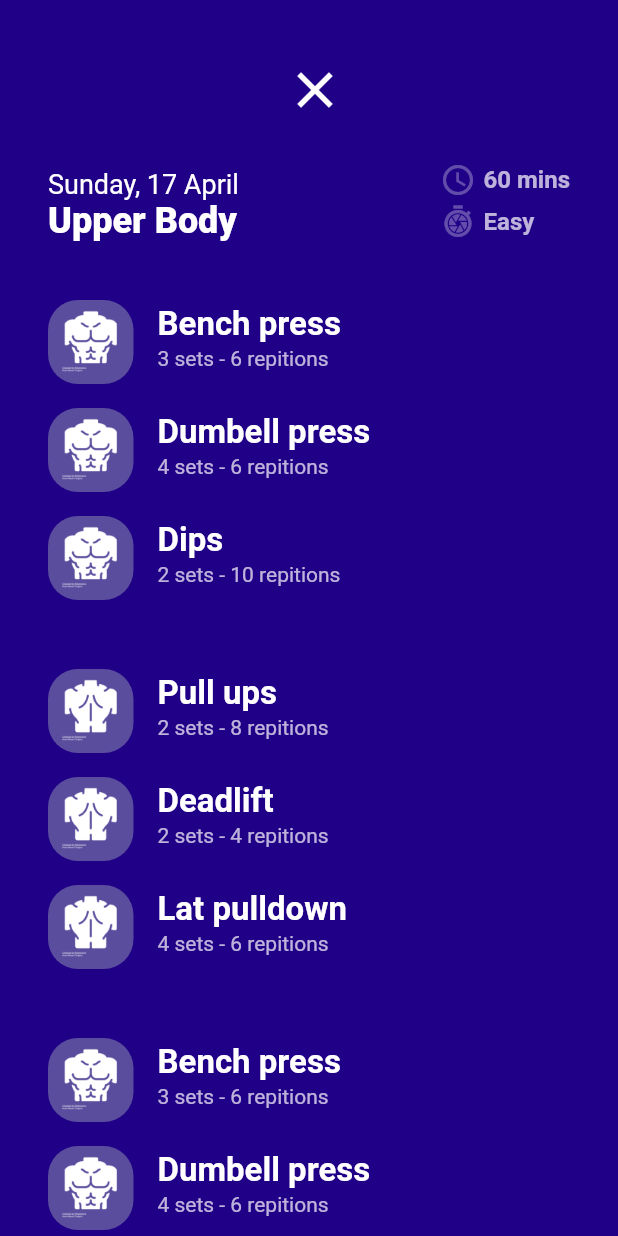
After one commit to ReshamPatkar/womenopedia1, a Flutter app: the WorkoutScreen screen opened by its route, on a phone screen of 412 x 824 dp. The commit adds this screen. Run offline on Flutter 3.47's test engine with Material 2 defaults, Android fonts, the phone set to English and light mode, and no system bars; our stand-ins replace firebase_auth, firebase_core, flutter_spinkit, flutter_svg, intro_slider, table_calendar; missing offline and left inert: carousel_select_widget, petra; accounts and stored records are empty.

Commit message:
WorkoutScreen added

```diff
--- a/lib/Screens/medit_home_screen.dart
+++ b/lib/Screens/medit_home_screen.dart
@@ -2,6 +2,7 @@ import 'package:flutter/material.dart';
 import 'package:flutter_svg/svg.dart';
 import 'package:womenopedia1/Screens/DietRec.dart';
 import 'package:womenopedia1/Screens/welcome_screen.dart';
+import 'package:womenopedia1/Screens/workout_screen.dart';
 
 import '../Widgets/category_card.dart';
 import 'meditation_screen.dart';
@@ -84,9 +85,11 @@ class _MeditHomeScreenState extends State<MeditHomeScreen> {
                           },
                         ),
                         CategoryCard(
-                          title: "Yoga",
+                          title: "Workout",
                           svgSrc: "images/yoga.svg",
-                          press: () {},
+                          press: () {
+                            Navigator.pushNamed(context, WorkoutScreen.id);
+                          },
                         ),
                       ],
                     ),
--- /dev/null
+++ b/lib/Screens/workout_screen.dart
@@ -0,0 +1,146 @@
+import 'package:flutter/material.dart';
+import 'package:intl/intl.dart';
+
+
+import '../model/upper_body_workout.dart';
+
+class WorkoutScreen extends StatelessWidget {
+  static String id = 'Work Out Screen';
+  @override
+  Widget build(BuildContext context) {
+    final today = DateTime.now();
+
+    return Scaffold(
+      backgroundColor: const Color(0xFF200087),
+      body: SingleChildScrollView(
+        child: Padding(
+          padding: const EdgeInsets.symmetric(
+            horizontal: 16.0,
+            vertical: 16,
+          ),
+          child: Column(
+            children: <Widget>[
+              Padding(
+                padding: const EdgeInsets.only(top: 16.0),
+                child: IconButton(
+                  icon: Icon(
+                    Icons.close,
+                    color: Colors.white,
+                    size: 40,
+                  ),
+                  onPressed: () {
+                    Navigator.of(context).pop();
+                  },
+                ),
+              ),
+              SizedBox(
+                height: 20,
+              ),
+              ListTile(
+                title: Text(
+                  "${DateFormat("EEEE").format(today)}, ${DateFormat("d MMMM").format(today)}",
+                  style: TextStyle(
+                    fontWeight: FontWeight.w400,
+                    fontSize: 18,
+                    color: Colors.white,
+                  ),
+                ),
+                subtitle: Text(
+                  "Upper Body",
+                  style: TextStyle(
+                    fontWeight: FontWeight.w800,
+                    fontSize: 24,
+                    color: Colors.white,
+                  ),
+                ),
+                trailing: Column(
+                  crossAxisAlignment: CrossAxisAlignment.start,
+                  children: <Widget>[
+                    Row(
+                      mainAxisSize: MainAxisSize.min,
+                      children: <Widget>[
+                        Icon(
+                          Icons.access_time,
+                          color: Colors.white30,
+                        ),
+                        SizedBox(
+                          width: 5,
+                        ),
+                        Text(
+                          "60 mins",
+                          style: TextStyle(color: Colors.white70, fontWeight: FontWeight.w600, fontSize: 16),
+                        )
+                      ],
+                    ),
+                    SizedBox(
+                      height: 4,
+                    ),
+                    Row(
+                      mainAxisSize: MainAxisSize.min,
+                      children: <Widget>[
+                        Icon(
+                          Icons.shutter_speed,
+                          color: Colors.white30,
+                        ),
+                        SizedBox(
+                          width: 5,
+                        ),
+                        Text(
+                          "Easy",
+                          style: TextStyle(color: Colors.white70, fontWeight: FontWeight.w600, fontSize: 16),
+                        )
+                      ],
+                    ),
+                  ],
+                ),
+              ),
+              SizedBox(
+                height: 20,
+              ),
+              for (int i = 0; i < upperBody.length; i++)
+                Column(
+                  children: <Widget>[
+                    for (int j = 0; j < upperBody[i].length; j++)
+                      ListTile(
+                        leading: Container(
+                          decoration: BoxDecoration(
+                            borderRadius: BorderRadius.all(Radius.circular(20)),
+                            color: const Color(0xFF5B4D9D),
+                          ),
+                          padding: const EdgeInsets.all(6),
+                          child: Image.asset(
+                            upperBody[i][j].imagePath,
+                            width: 45,
+                            height: 45,
+                            color: Colors.white,
+                          ),
+                        ),
+                        title: Text(
+                          upperBody[i][j].name,
+                          style: TextStyle(
+                            color: Colors.white,
+                            fontSize: 22,
+                            fontWeight: FontWeight.w600,
+                          ),
+                        ),
+                        subtitle: Text(
+                          upperBody[i][j].instruction,
+                          style: TextStyle(
+                            color: Colors.white70,
+                            fontSize: 14,
+                            fontWeight: FontWeight.w400,
+                          ),
+                        ),
+                      ),
+                    SizedBox(
+                      height: 30,
+                    ),
+                  ],
+                ),
+            ],
+          ),
+        ),
+      ),
+    );
+  }
+}
--- a/lib/main.dart
+++ b/lib/main.dart
@@ -8,6 +8,7 @@ import 'package:womenopedia1/Screens/meditation_screen.dart';
 import 'package:womenopedia1/Screens/period_tracker_screen.dart';
 import 'package:womenopedia1/Screens/signup_screen.dart';
 import 'package:womenopedia1/Screens/welcome_screen.dart';
+import 'package:womenopedia1/Screens/workout_screen.dart';
 
 import 'Screens/home_screen.dart';
 import 'Screens/login_screen.dart';
@@ -37,6 +38,7 @@ class MyApp extends StatelessWidget {
         MeditHomeScreen.id: (context) =>MeditHomeScreen(),
         MeditationScreen.id: (context) => MeditationScreen(),
         MealDetailScreen.id: (context) => MealDetailScreen(),
+        WorkoutScreen.id: (context) => WorkoutScreen(),
       },
     );
   }
--- /dev/null
+++ b/lib/model/upper_body_workout.dart
@@ -0,0 +1,77 @@
+// @dart=2.9
+class UpperBodyWorkout {
+  final String imagePath, name, instruction;
+
+  UpperBodyWorkout({this.imagePath, this.name, this.instruction});
+}
+
+final upperBody = [
+  [
+    UpperBodyWorkout(
+      imagePath: "images/chest.png",
+      name: "Bench press",
+      instruction: "3 sets - 6 repitions",
+    ),
+    UpperBodyWorkout(
+      imagePath: "images/chest.png",
+      name: "Dumbell press",
+      instruction: "4 sets - 6 repitions",
+    ),
+    UpperBodyWorkout(
+      imagePath: "images/chest.png",
+      name: "Dips",
+      instruction: "2 sets - 10 repitions",
+    ),
+  ],
+  [
+    UpperBodyWorkout(
+      imagePath: "images/back.png",
+      name: "Pull ups",
+      instruction: "2 sets - 8 repitions",
+    ),
+    UpperBodyWorkout(
+      imagePath: "images/back.png",
+      name: "Deadlift",
+      instruction: "2 sets - 4 repitions",
+    ),
+    UpperBodyWorkout(
+      imagePath: "images/back.png",
+      name: "Lat pulldown",
+      instruction: "4 sets - 6 repitions",
+    ),
+  ],
+  [
+    UpperBodyWorkout(
+      imagePath: "images/chest.png",
+      name: "Bench press",
+      instruction: "3 sets - 6 repitions",
+    ),
+    UpperBodyWorkout(
+      imagePath: "images/chest.png",
+      name: "Dumbell press",
+      instruction: "4 sets - 6 repitions",
+    ),
+    UpperBodyWorkout(
+      imagePath: "images/chest.png",
+      name: "Dips",
+      instruction: "2 sets - 10 repitions",
+    ),
+  ],
+  [
+    UpperBodyWorkout(
+      imagePath: "images/back.png",
+      name: "Pull ups",
+      instruction: "2 sets - 8 repitions",
+    ),
+    UpperBodyWorkout(
+      imagePath: "images/back.png",
+      name: "Deadlift",
+      instruction: "2 sets - 4 repitions",
+    ),
+    UpperBodyWorkout(
+      imagePath: "images/back.png",
+      name: "Lat pulldown",
+      instruction: "4 sets - 6 repitions",
+    ),
+  ],
+];
```
Also changed, not shown: images/back.png (added), images/biceps.png (added), images/chest.png (added).
